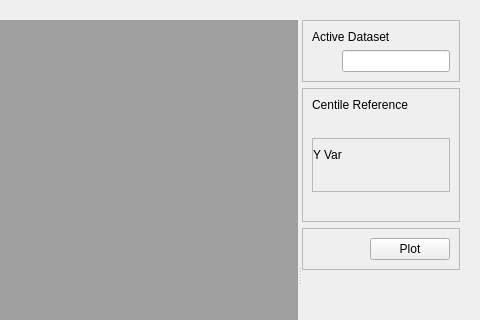
The window that NiChart_Viewer/plugins/centileview/centileview.ui (CBICA/NiChart_Viewer) describes before a commit, drawn with Qt 5; both pictures show x 426 to 906 and y 0 to 320 of the 906 by 549 pixel window.
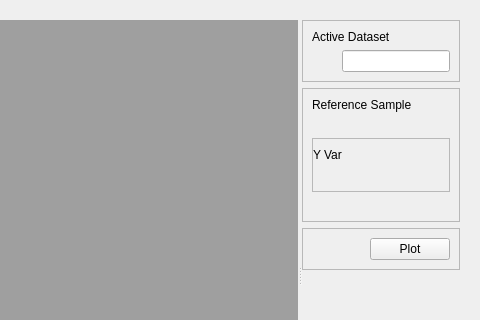
The same window after the commit.

Commit message: Customize for centile view

Diff of the .ui file:
```diff
--- a/NiChart_Viewer/plugins/centileview/centileview.ui
+++ b/NiChart_Viewer/plugins/centileview/centileview.ui
@@ -127,7 +127,7 @@
                             <item>
                             <widget  class="QLabel"  name="label_select">
                                 <property  name="text">
-                                <string>Centile Reference</string>
+                                <string>Reference Sample</string>
                                 </property>
                             </widget>
                             </item>
```
The commit also changes 62 other files.
